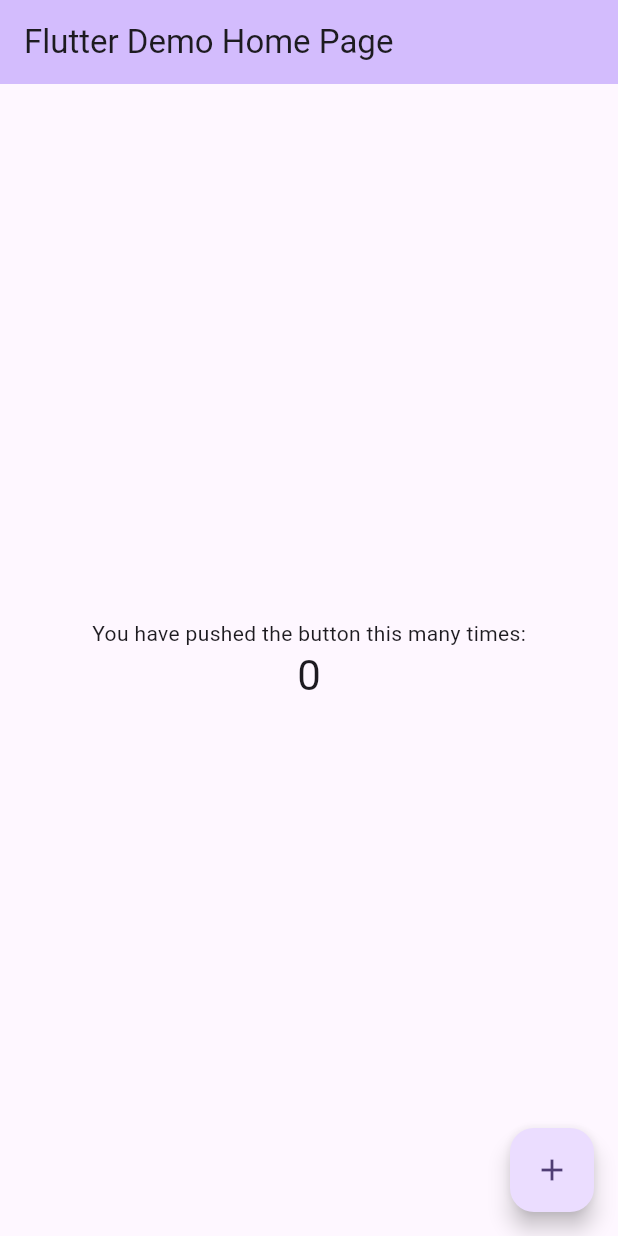
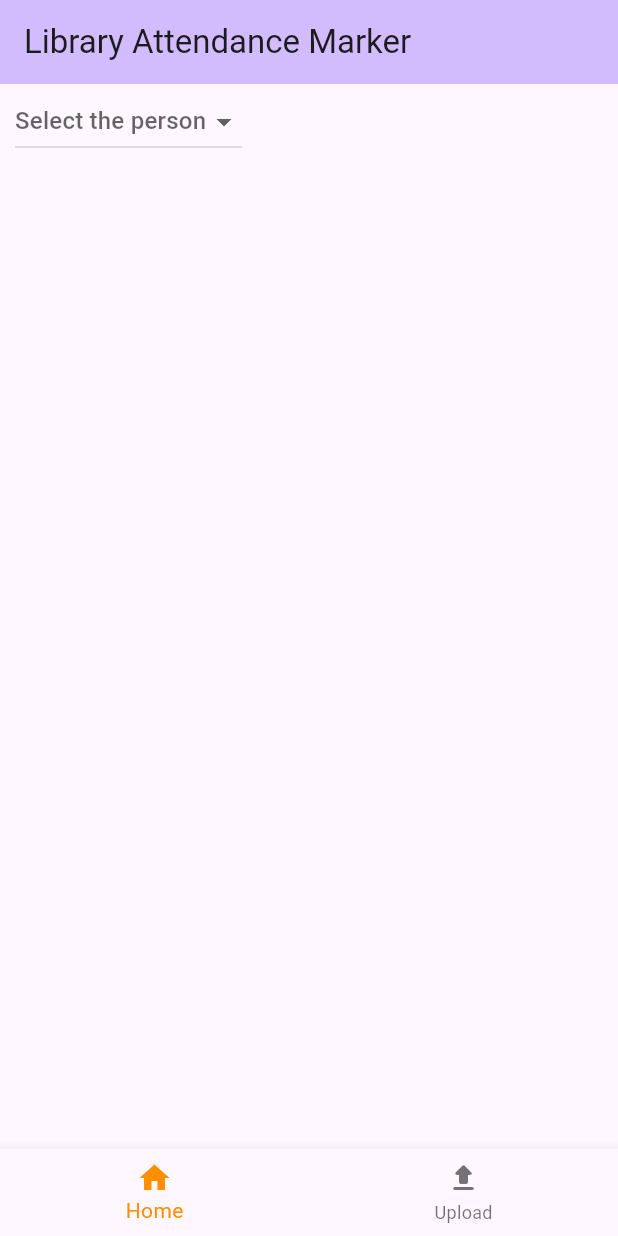
Before and after one commit to sohamp321/College-Essentials-App, a Flutter app: the screen it shows after launch, on a phone screen of 412 x 824 dp. Run offline on Flutter 3.47's test engine with Material 3 defaults, Android fonts, the light colour scheme and no system bars.

Commit message:
tab-bar added

```diff
--- a/lib/main.dart
+++ b/lib/main.dart
@@ -1,4 +1,6 @@
+import 'package:college_essentials/pages/home_screen.dart';
 import 'package:flutter/material.dart';
+import 'package:flutter/widgets.dart';
 
 void main() {
   runApp(const MyApp());
@@ -7,46 +9,22 @@
 class MyApp extends StatelessWidget {
   const MyApp({super.key});
 
-  // This widget is the root of your application.
   @override
   Widget build(BuildContext context) {
     return MaterialApp(
-      title: 'Flutter Demo',
+      title: 'Library Attendance Marker',
       theme: ThemeData(
-        // This is the theme of your application.
-        //
-        // TRY THIS: Try running your application with "flutter run". You'll see
-        // the application has a purple toolbar. Then, without quitting the app,
-        // try changing the seedColor in the colorScheme below to Colors.green
-        // and then invoke "hot reload" (save your changes or press the "hot
-        // reload" button in a Flutter-supported IDE, or press "r" if you used
-        // the command line to start the app).
-        //
-        // Notice that the counter didn't reset back to zero; the application
-        // state is not lost during the reload. To reset the state, use hot
-        // restart instead.
-        //
-        // This works for code too, not just values: Most code changes can be
-        // tested with just a hot reload.
         colorScheme: ColorScheme.fromSeed(seedColor: Colors.deepPurple),
         useMaterial3: true,
       ),
-      home: const MyHomePage(title: 'Flutter Demo Home Page'),
+      home: const MyHomePage(title: 'Library Attendance Marker'),
+      debugShowCheckedModeBanner: false,
     );
   }
 }
 
 class MyHomePage extends StatefulWidget {
   const MyHomePage({super.key, required this.title});
-
-  // This widget is the home page of your application. It is stateful, meaning
-  // that it has a State object (defined below) that contains fields that affect
-  // how it looks.
-
-  // This class is the configuration for the state. It holds the values (in this
-  // case the title) provided by the parent (in this case the App widget) and
-  // used by the build method of the State. Fields in a Widget subclass are
-  // always marked "final".
 
   final String title;
 
@@ -55,71 +33,51 @@
 }
 
 class _MyHomePageState extends State<MyHomePage> {
-  int _counter = 0;
+  String? dropDownValue;
+  int _selectedIndex = 0;
 
-  void _incrementCounter() {
+  static List<Widget> _widgetOptions = <Widget>[
+    HomeScreen(),
+    Text(
+      'Index 1 : Upload',
+    ),
+  ];
+
+  void _onItemTapped(int index){
     setState(() {
-      // This call to setState tells the Flutter framework that something has
-      // changed in this State, which causes it to rerun the build method below
-      // so that the display can reflect the updated values. If we changed
-      // _counter without calling setState(), then the build method would not be
-      // called again, and so nothing would appear to happen.
-      _counter++;
+      _selectedIndex = index;
     });
   }
 
+
   @override
   Widget build(BuildContext context) {
-    // This method is rerun every time setState is called, for instance as done
-    // by the _incrementCounter method above.
-    //
-    // The Flutter framework has been optimized to make rerunning build methods
-    // fast, so that you can just rebuild anything that needs updating rather
-    // than having to individually change instances of widgets.
     return Scaffold(
         appBar: AppBar(
-        // TRY THIS: Try changing the color here to a specific color (to
-        // Colors.amber, perhaps?) and trigger a hot reload to see the AppBar
-        // change color while the other colors stay the same.
           backgroundColor: Theme.of(context).colorScheme.inversePrimary,
-        // Here we take the value from the MyHomePage object that was created by
-        // the App.build method, and use it to set our appbar title.
           title: Text(widget.title),
         ),
-      body: Center(
-        // Center is a layout widget. It takes a single child and positions it
-        // in the middle of the parent.
-        child: Column(
-          // Column is also a layout widget. It takes a list of children and
-          // arranges them vertically. By default, it sizes itself to fit its
-          // children horizontally, and tries to be as tall as its parent.
-          //
-          // Column has various properties to control how it sizes itself and
-          // how it positions its children. Here we use mainAxisAlignment to
-          // center the children vertically; the main axis here is the vertical
-          // axis because Columns are vertical (the cross axis would be
-          // horizontal).
-          //
-          // TRY THIS: Invoke "debug painting" (choose the "Toggle Debug Paint"
-          // action in the IDE, or press "p" in the console), to see the
-          // wireframe for each widget.
-          mainAxisAlignment: MainAxisAlignment.center,
-          children: <Widget>[
-            const Text(
-              'You have pushed the button this many times:',
+        body: SingleChildScrollView(
+          child: _widgetOptions.elementAt(_selectedIndex),
         ),
-            Text(
-              '$_counter',
-              style: Theme.of(context).textTheme.headlineMedium,
+        bottomNavigationBar: BottomNavigationBar(
+        items: const <BottomNavigationBarItem>[
+          BottomNavigationBarItem(
+            icon: Icon(Icons.home),
+            label: 'Home',
+          ),
+          BottomNavigationBarItem(
+            icon: Icon(Icons.upload_rounded),
+            label: 'Upload',
           ),
         ],
+        currentIndex: _selectedIndex,
+        selectedItemColor: Colors.amber[800],
+        onTap: _onItemTapped,
       ),
-      ),
-      floatingActionButton: FloatingActionButton(
-        onPressed: _incrementCounter,
-        tooltip: 'Increment',
-        child: const Icon(Icons.add),
-      ), // This trailing comma makes auto-formatting nicer for build methods.
+
+          //
+
         );
   }
 }
--- /dev/null
+++ b/lib/pages/home_screen.dart
@@ -0,0 +1,73 @@
+import 'package:flutter/material.dart';
+
+class HomeScreen extends StatefulWidget {
+  const HomeScreen({super.key});
+
+  @override
+  State<HomeScreen> createState() => _HomeScreenState();
+}
+
+class _HomeScreenState extends State<HomeScreen> {
+  String? dropDownValue;
+
+  @override
+  Widget build(BuildContext context) {
+    return SingleChildScrollView(
+      child:
+      Column(
+            mainAxisAlignment: MainAxisAlignment.start,
+            children: [
+              Align(
+                alignment: Alignment.centerLeft,
+                child: DropdownButton<String>(
+                  padding: EdgeInsets.only(left:   10),
+                  itemHeight:   50,
+                  value: dropDownValue,
+                  hint: Text("Select the person"),
+                  onChanged: (String? newValue) {
+                    setState(() {
+                      dropDownValue = newValue;
+                    });
+                  },
+                  items: <String>['Drishti', 'Soham']
+                      .map<DropdownMenuItem<String>>((String value) {
+                    return DropdownMenuItem<String>(
+                        value: value, child: Text(value));
+                  }).toList(),
+                ),
+              ),
+              if (dropDownValue == 'Drishti') ...[
+                Padding(padding: EdgeInsets.all(20)),
+                Center(
+                  child: Column(
+                    children: [
+                      Image(
+                        image: AssetImage('images/drishti_qr.png'),
+                        height:   400,
+                        width:   400,
+                      ),
+                      MediaQuery(data: MediaQuery.of(context).copyWith(textScaleFactor:  1),child: Text("Please scan your QR !!" , style: TextStyle(fontSize:  25 , color: Colors.purple[500] , fontWeight: FontWeight.bold),))
+                    ],
+                  ),
+                ),
+              ],
+              if (dropDownValue == 'Soham') ...[
+                Padding(padding: EdgeInsets.all(20)),
+                Center(
+                  child: Column(
+                    children: [
+                      Image(
+                        image: AssetImage('images/soham_qr.jpeg'), // Replace with the correct image path for Soham
+                        height:   400,
+                        width:   400,
+                      ),
+                      MediaQuery(data: MediaQuery.of(context).copyWith(textScaleFactor:  1),child: Text("Please scan your QR !!" , style: TextStyle(fontSize:  25 , color: Colors.purple[500] , fontWeight: FontWeight.bold),))
+                    ],
+                  ),
+                ),
+              ]
+            ],
+          ),
+    );
+  }
+}
--- /dev/null
+++ b/lib/pages/upload_qr.dart
@@ -0,0 +1,22 @@
+import 'package:flutter/material.dart';
+
+class UploadQR extends StatefulWidget{
+  const UploadQR({super.key});
+
+  @override
+  State<StatefulWidget> uploadQRState() => _UploadQRState();
+
+  @override
+  State<StatefulWidget> createState() {
+    // TODO: implement createState
+    throw UnimplementedError();
+  }
+}
+
+class _UploadQRState extends State<UploadQR>{
+
+  @override
+  Widget build(BuildContext context){
+    return Scaffold();
+  }
+}
--- a/pubspec.yaml
+++ b/pubspec.yaml
@@ -59,8 +59,8 @@ flutter:
   uses-material-design: true
 
   # To add assets to your application, add an assets section, like this:
-  # assets:
-  #   - images/a_dot_burr.jpeg
+  assets:
+    - images/
   #   - images/a_dot_ham.jpeg
 
   # An image asset can refer to one or more resolution-specific "variants", see
```
Also changed, not shown: images/drishti_qr.png (added), images/soham_qr.jpeg (added), pubspec.lock. Lines whose indentation alone changed are shown as unchanged.
